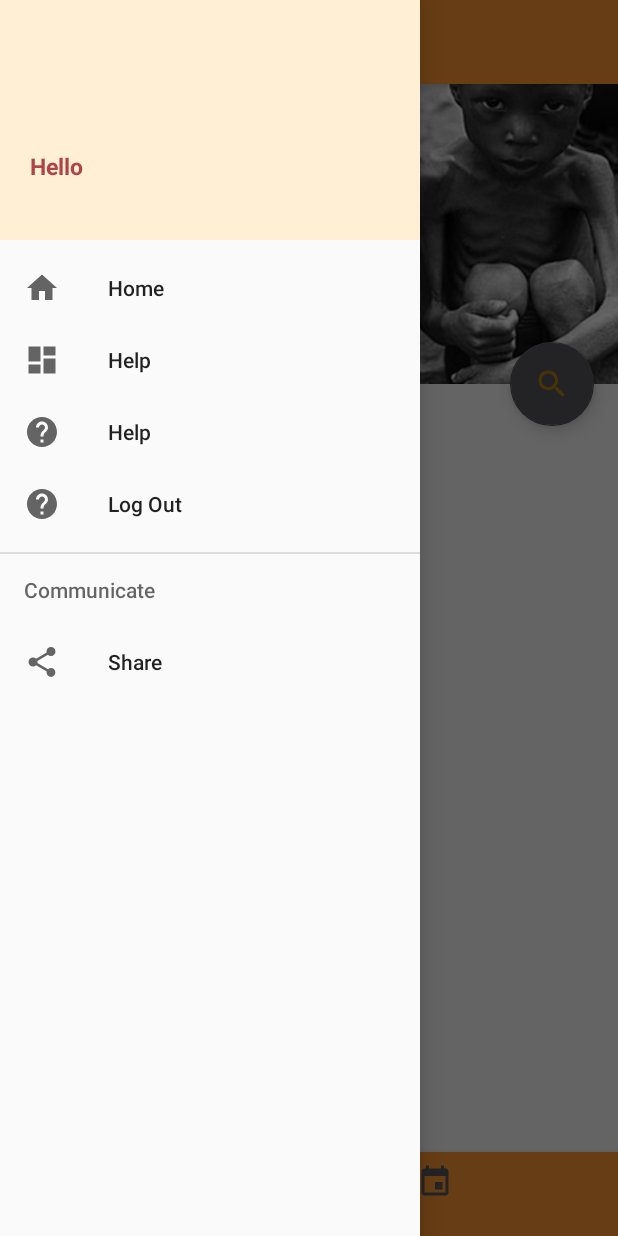
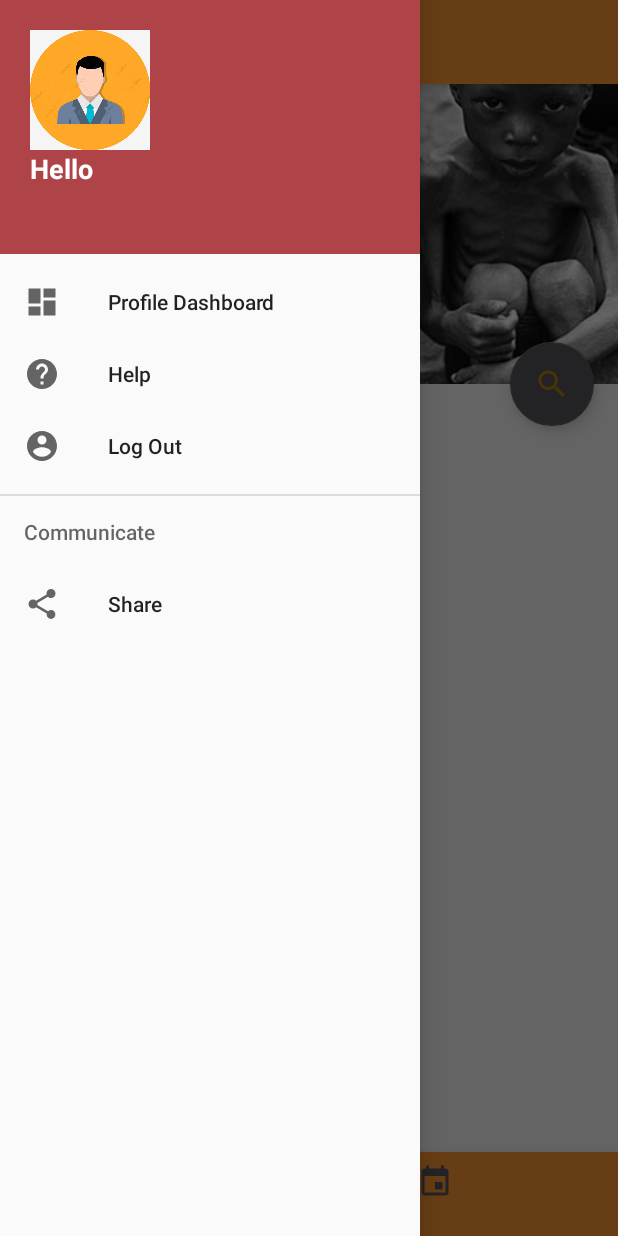
Before and after one commit to alesdos2010m/NGO_hub, an Android app: the screen it shows after launch once a user with an empty profile is signed in (HomeActivity), with the side drawer open, on a phone screen of 412 x 824 dp. Run offline under Robolectric (Android 15) with nearby library versions, the phone set to English and light mode, and no system bars; our stand-ins replace Firebase (no records; nobody signed in at launch, a user with empty details on screens opened directly); pictures from the network do not load.

Commit message:
build 0.1.4.17
Design changes are made to improve the astetics of the application. It still may need some revisions in code...

```diff
--- /dev/null
+++ b/NGOHub/app/src/main/res/drawable/ic_account_circle_24dp.xml
@@ -0,0 +1,5 @@
+<vector android:height="24dp" android:tint="#AF5546"
+    android:viewportHeight="24.0" android:viewportWidth="24.0"
+    android:width="24dp" xmlns:android="http://schemas.android.com/apk/res/android">
+    <path android:fillColor="#FF000000" android:pathData="M12,2C6.48,2 2,6.48 2,12s4.48,10 10,10 10,-4.48 10,-10S17.52,2 12,2zM12,5c1.66,0 3,1.34 3,3s-1.34,3 -3,3 -3,-1.34 -3,-3 1.34,-3 3,-3zM12,19.2c-2.5,0 -4.71,-1.28 -6,-3.22 0.03,-1.99 4,-3.08 6,-3.08 1.99,0 5.97,1.09 6,3.08 -1.29,1.94 -3.5,3.22 -6,3.22z"/>
+</vector>
--- a/NGOHub/app/src/main/res/drawable/ic_account_circle_black_24dp.xml
+++ /dev/null
@@ -1,9 +0,0 @@
-<vector xmlns:android="http://schemas.android.com/apk/res/android"
-        android:width="24dp"
-        android:height="24dp"
-        android:viewportWidth="24.0"
-        android:viewportHeight="24.0">
-    <path
-        android:fillColor="#FF000000"
-        android:pathData="M12,2C6.48,2 2,6.48 2,12s4.48,10 10,10 10,-4.48 10,-10S17.52,2 12,2zM12,5c1.66,0 3,1.34 3,3s-1.34,3 -3,3 -3,-1.34 -3,-3 1.34,-3 3,-3zM12,19.2c-2.5,0 -4.71,-1.28 -6,-3.22 0.03,-1.99 4,-3.08 6,-3.08 1.99,0 5.97,1.09 6,3.08 -1.29,1.94 -3.5,3.22 -6,3.22z"/>
-</vector>
--- /dev/null
+++ b/NGOHub/app/src/main/res/drawable/ic_dashboard_24dp.xml
@@ -0,0 +1,5 @@
+<vector android:height="24dp" android:tint="#AF5546"
+    android:viewportHeight="24.0" android:viewportWidth="24.0"
+    android:width="24dp" xmlns:android="http://schemas.android.com/apk/res/android">
+    <path android:fillColor="#FF000000" android:pathData="M3,13h8L11,3L3,3v10zM3,21h8v-6L3,15v6zM13,21h8L21,11h-8v10zM13,3v6h8L21,3h-8z"/>
+</vector>
--- /dev/null
+++ b/NGOHub/app/src/main/res/drawable/ic_help_24dp.xml
@@ -0,0 +1,5 @@
+<vector android:height="24dp" android:tint="#AF5546"
+    android:viewportHeight="24.0" android:viewportWidth="24.0"
+    android:width="24dp" xmlns:android="http://schemas.android.com/apk/res/android">
+    <path android:fillColor="#FF000000" android:pathData="M12,2C6.48,2 2,6.48 2,12s4.48,10 10,10 10,-4.48 10,-10S17.52,2 12,2zM13,19h-2v-2h2v2zM15.07,11.25l-0.9,0.92C13.45,12.9 13,13.5 13,15h-2v-0.5c0,-1.1 0.45,-2.1 1.17,-2.83l1.24,-1.26c0.37,-0.36 0.59,-0.86 0.59,-1.41 0,-1.1 -0.9,-2 -2,-2s-2,0.9 -2,2L8,9c0,-2.21 1.79,-4 4,-4s4,1.79 4,4c0,0.88 -0.36,1.68 -0.93,2.25z"/>
+</vector>
--- a/NGOHub/app/src/main/res/drawable/ic_help_black_24dp.xml
+++ /dev/null
@@ -1,9 +0,0 @@
-<vector xmlns:android="http://schemas.android.com/apk/res/android"
-        android:width="24dp"
-        android:height="24dp"
-        android:viewportWidth="24.0"
-        android:viewportHeight="24.0">
-    <path
-        android:fillColor="#FF000000"
-        android:pathData="M12,2C6.48,2 2,6.48 2,12s4.48,10 10,10 10,-4.48 10,-10S17.52,2 12,2zM13,19h-2v-2h2v2zM15.07,11.25l-0.9,0.92C13.45,12.9 13,13.5 13,15h-2v-0.5c0,-1.1 0.45,-2.1 1.17,-2.83l1.24,-1.26c0.37,-0.36 0.59,-0.86 0.59,-1.41 0,-1.1 -0.9,-2 -2,-2s-2,0.9 -2,2L8,9c0,-2.21 1.79,-4 4,-4s4,1.79 4,4c0,0.88 -0.36,1.68 -0.93,2.25z"/>
-</vector>
--- a/NGOHub/app/src/main/res/layout/activity_home.xml
+++ b/NGOHub/app/src/main/res/layout/activity_home.xml
@@ -73,6 +73,7 @@ tools:context=".HomeActivity">
         android:layout_width="match_parent"
         android:layout_height="match_parent"
         app:layout_behavior="@string/appbar_scrolling_view_behavior"
+        android:paddingBottom="60sp"
         >
         <androidx.recyclerview.widget.RecyclerView
             android:id="@+id/recyclerView_posts"
--- a/NGOHub/app/src/main/res/layout/activity_main.xml
+++ b/NGOHub/app/src/main/res/layout/activity_main.xml
@@ -14,7 +14,7 @@
     android:layout_width="match_parent"
     android:layout_height="wrap_content"
     tools:context=".MainActivity"
-    android:background="@color/blue_A100"
+    android:background="@color/primaryLightColor"
     >
     <TextView
         android:id="@+id/app_Quote1"
--- a/NGOHub/app/src/main/res/layout/header.xml
+++ b/NGOHub/app/src/main/res/layout/header.xml
@@ -2,15 +2,18 @@
 <LinearLayout xmlns:android="http://schemas.android.com/apk/res/android"
     android:id="@+id/header_linear"
     android:layout_width="match_parent"
-    android:layout_height="160dp"
-    android:background="@color/colorPapayaWhip"
+    android:layout_height="wrap_content"
+    android:background="@color/secondaryDarkColor"
     android:orientation="vertical"
-    android:padding="20dp">
+    android:padding="20dp"
+    >
 
     <ImageView
         android:id="@+id/profilepic"
         android:layout_width="80dp"
-        android:layout_height="80dp" />
+        android:layout_height="80dp"
+        android:src="@drawable/user_dp"
+        />
 
     <LinearLayout
         android:layout_width="match_parent"
@@ -22,8 +25,8 @@
             android:layout_width="wrap_content"
             android:layout_height="wrap_content"
             android:text="Hello"
-            android:textColor="@color/secondaryDarkColor"
-            android:textSize="15sp"
+            android:textColor="@color/white"
+            android:textSize="18sp"
             android:textStyle="bold" />
 
         <TextView
@@ -31,8 +34,8 @@
             android:layout_width="wrap_content"
             android:layout_height="wrap_content"
             android:text=""
-            android:textColor="@color/colorAzureBlue"
-            android:textSize="15sp"
+            android:textColor="@color/blue_grey_600"
+            android:textSize="18sp"
             android:textStyle="bold" />
     </LinearLayout>
 
@@ -41,6 +44,7 @@
         android:layout_width="wrap_content"
         android:layout_height="wrap_content"
         android:text=""
-        android:textColor="@color/bahama_blue_link"
-        android:textSize="15dp" />
+        android:textColor="@color/colorChocolate"
+        android:textSize="18sp"
+    />
 </LinearLayout>
--- a/NGOHub/app/src/main/res/menu/my_navigation_pane_menu.xml
+++ b/NGOHub/app/src/main/res/menu/my_navigation_pane_menu.xml
@@ -3,20 +3,16 @@
     xmlns:android="http://schemas.android.com/apk/res/android"
     >
     <group android:checkableBehavior="single">
-    <item android:id="@+id/home"
-        android:icon="@drawable/ic_home_black_24dp"
-        android:title="Home"
-        />
     <item android:id="@+id/caption_Event_Post_NGO_Dashboard"
-        android:icon="@drawable/ic_dashboard_black_24dp"
-        android:title="Help"
+        android:icon="@drawable/ic_dashboard_24dp"
+        android:title="Profile Dashboard"
         />
     <item android:id="@+id/help"
-        android:icon="@drawable/ic_help_black_24dp"
-        android:title="Help"
+        android:icon="@drawable/ic_help_24dp"
+        android:title="@string/help"
         />
     <item android:id="@+id/button_logout"
-        android:icon="@drawable/ic_help_black_24dp"
+        android:icon="@drawable/ic_account_circle_24dp"
         android:title="Log Out"
         android:onClick="Logout_Volunteer"
         />
@@ -27,7 +23,8 @@
             <item
                 android:id="@+id/nav_share"
                 android:icon="@drawable/ic_share_black_24dp"
-                android:title="Share" />
+                android:title="Share"
+                />
         </menu>
     </item>
 </menu>
--- a/NGOHub/app/src/main/res/values/strings.xml
+++ b/NGOHub/app/src/main/res/values/strings.xml
@@ -9,4 +9,5 @@
     <string name="checkbox_valid_info">I confirm that the information given in this form is true, complete and accurate.</string>
     <string name="checkbox_accept_TnC">I accept the Terms of Service</string>
     <string name="YOUR_API_KEY">AIzaSyDcvwLvKoqsDxluk3V2M14v3JIlSOPl-PY</string>
+    <string name="help">Help</string>
 </resources>
```
Also changed, not shown: NGOHub/app/src/main/res/drawable/user_dp.jpg (added).
